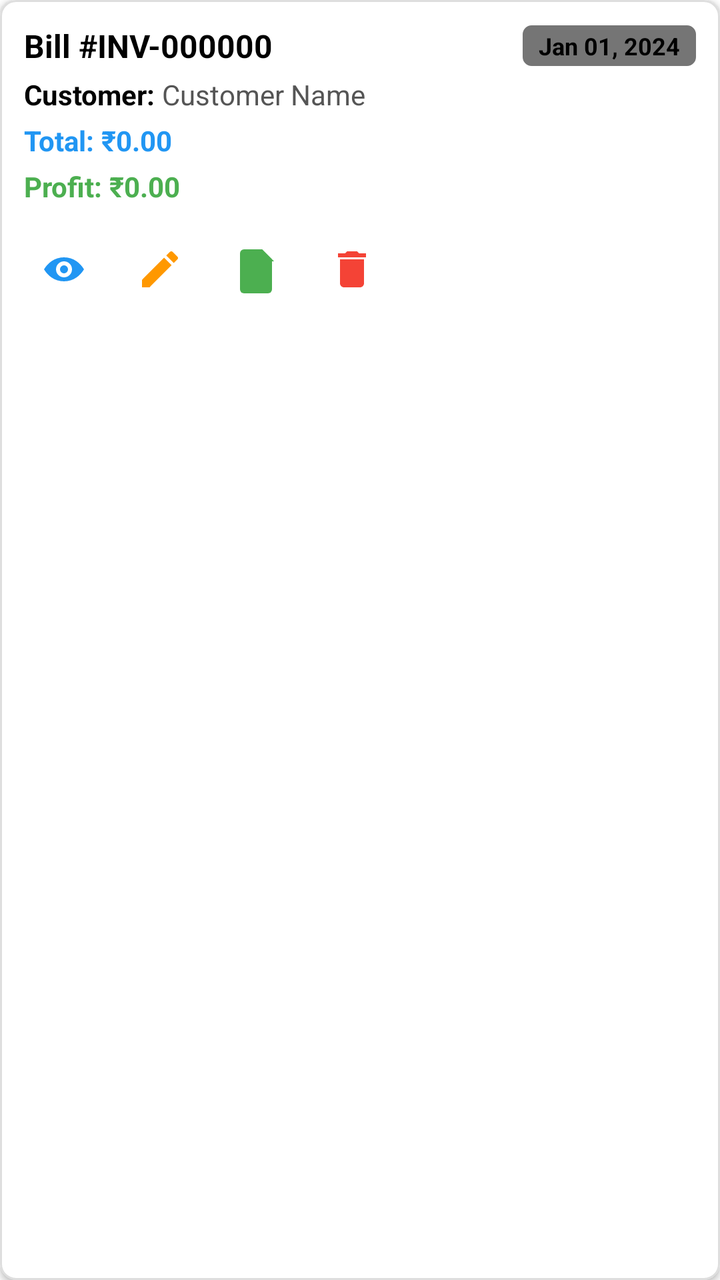
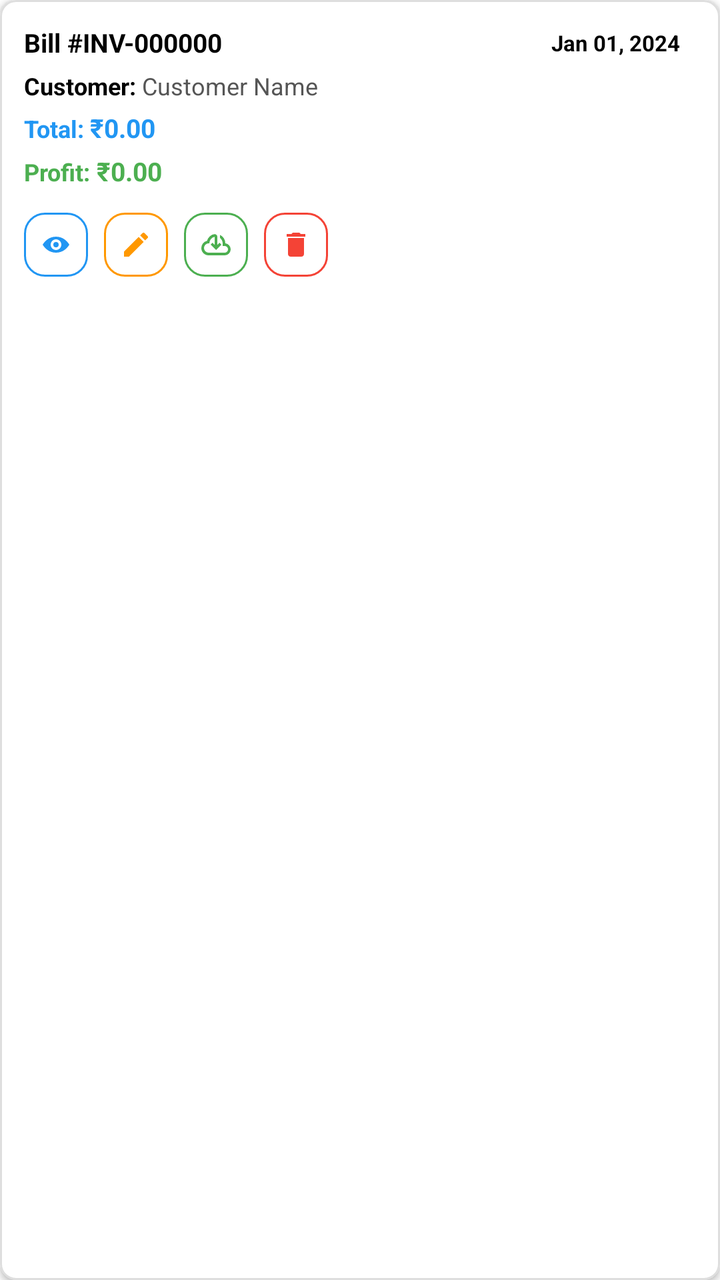

Screens rendered from an Android XML layout before and after an edit, with the pre-edit source and the edit as a unified diff.
<!-- AndroidManifest.xml: application theme Theme.SVDAgency -->
<!-- res/layout/admin_bill_card.xml -->
<?xml version="1.0" encoding="utf-8"?>
<com.google.android.material.card.MaterialCardView
    xmlns:android="http://schemas.android.com/apk/res/android"
    xmlns:app="http://schemas.android.com/apk/res-auto"
    android:layout_width="match_parent"
    android:layout_height="wrap_content"
    android:layout_marginBottom="12dp"
    app:cardCornerRadius="8dp"
    app:cardElevation="2dp"
    app:strokeWidth="1dp"
    app:strokeColor="#80BDBDBD">

    <LinearLayout
        android:layout_width="match_parent"
        android:layout_height="wrap_content"
        android:orientation="vertical"
        android:padding="12dp">

        
        <LinearLayout
            android:layout_width="match_parent"
            android:layout_height="wrap_content"
            android:orientation="horizontal"
            android:gravity="center_vertical">

            <TextView
                android:id="@+id/tvBillNumber"
                android:layout_width="0dp"
                android:layout_height="wrap_content"
                android:layout_weight="1"
                android:text="Bill #INV-000000"
                android:textStyle="bold"
                android:textColor="@color/black"
                android:textSize="16sp"/>

            <TextView
                android:id="@+id/tvBillDate"
                android:layout_width="wrap_content"
                android:layout_height="wrap_content"
                android:text="Jan 01, 2024"
                android:background="@drawable/bg_qty_outline"
                android:backgroundTint="#757575"
                android:textColor="@color/black"
                android:paddingStart="8dp"
                android:paddingEnd="8dp"
                android:paddingTop="2dp"
                android:paddingBottom="2dp"
                android:textSize="12sp"
                android:textStyle="bold"/>
        </LinearLayout>

        
        <LinearLayout
            android:layout_width="match_parent"
            android:layout_height="wrap_content"
            android:orientation="horizontal"
            android:layout_marginTop="4dp">
            
            <TextView
                android:layout_width="wrap_content"
                android:layout_height="wrap_content"
                android:text="Customer: "
                android:textStyle="bold"
                android:textColor="@color/black"/>

            <TextView
                android:id="@+id/tvCustomerName"
                android:layout_width="wrap_content"
                android:layout_height="wrap_content"
                android:text="Customer Name"
                android:textColor="#555555"/>
        </LinearLayout>

        
        <LinearLayout
            android:layout_width="match_parent"
            android:layout_height="wrap_content"
            android:orientation="horizontal"
            android:layout_marginTop="4dp">

            <TextView
                android:layout_width="wrap_content"
                android:layout_height="wrap_content"
                android:text="Total: "
                android:textStyle="bold"
                android:textColor="#2196F3"/>

            <TextView
                android:id="@+id/tvTotalAmount"
                android:layout_width="wrap_content"
                android:layout_height="wrap_content"
                android:text="₹0.00"
                android:textStyle="bold"
                android:textColor="#2196F3"/>
        </LinearLayout>

        
        <LinearLayout
            android:layout_width="match_parent"
            android:layout_height="wrap_content"
            android:orientation="horizontal"
            android:layout_marginTop="4dp">

            <TextView
                android:layout_width="wrap_content"
                android:layout_height="wrap_content"
                android:text="Profit: "
                android:textStyle="bold"
                android:textColor="#4CAF50"/>

            <TextView
                android:id="@+id/tvProfitAmount"
                android:layout_width="wrap_content"
                android:layout_height="wrap_content"
                android:text="₹0.00"
                android:textStyle="bold"
                android:textColor="#4CAF50"/>
        </LinearLayout>

        
        <LinearLayout
            android:layout_width="match_parent"
            android:layout_height="wrap_content"
            android:orientation="horizontal"
            android:layout_marginTop="12dp">

            
            <ImageButton
                android:id="@+id/btnView"
                android:layout_width="40dp"
                android:layout_height="40dp"
                android:src="@drawable/ic_eye"
                android:tint="#2196F3"
                android:background="@drawable/bg_icon_btn"
                android:backgroundTint="#FFFFFF"
                android:padding="8dp"
                android:scaleType="fitCenter"/>
            

            <Space android:layout_width="8dp" android:layout_height="wrap_content"/>

            
            <ImageButton
                android:id="@+id/btnEdit"
                android:layout_width="40dp"
                android:layout_height="40dp"
                android:src="@drawable/ic_edit"
                android:tint="#FF9800"
                android:background="@drawable/bg_icon_btn"
                android:backgroundTint="#FFFFFF"
                android:padding="8dp"
                android:scaleType="fitCenter"/>

            <Space android:layout_width="8dp" android:layout_height="wrap_content"/>

            
            <ImageButton
                android:id="@+id/btnDownload"
                android:layout_width="40dp"
                android:layout_height="40dp"
                android:src="@drawable/ic_bill"
                android:tint="#4CAF50"
                android:background="@drawable/bg_icon_btn"
                android:backgroundTint="#FFFFFF"
                android:padding="8dp"
                android:scaleType="fitCenter"/>

            <Space android:layout_width="8dp" android:layout_height="wrap_content"/>

            
            <ImageButton
                android:id="@+id/btnDelete"
                android:layout_width="40dp"
                android:layout_height="40dp"
                android:src="@drawable/ic_trash"
                android:tint="#F44336"
                android:background="@drawable/bg_icon_btn"
                android:backgroundTint="#FFFFFF"
                android:padding="8dp"
                android:scaleType="fitCenter"/>

        </LinearLayout>

    </LinearLayout>

</com.google.android.material.card.MaterialCardView>
<!-- resources referenced by this layout -->
<resources>
  <color name="black">#FF000000</color>
  <!-- drawable bg_icon_btn (drawable) -->
  <?xml version="1.0" encoding="utf-8"?>
  <shape xmlns:android="http://schemas.android.com/apk/res/android"
      android:shape="rectangle">
  
      
      <solid android:color="@android:color/transparent"/>
  
      
      <stroke
          android:width="1dp"
          android:color="@color/icon_blue"/>
  
      
      <corners android:radius="10dp"/>
  
      
      <padding
          android:left="6dp"
          android:top="6dp"
          android:right="6dp"
          android:bottom="6dp"/>
  </shape>
  <!-- drawable bg_qty_outline (drawable) -->
  <?xml version="1.0" encoding="utf-8"?>
  <shape xmlns:android="http://schemas.android.com/apk/res/android">
      <stroke android:width="1dp" android:color="#E0E0E0" />
      <corners android:radius="4dp" />
      <solid android:color="@color/white" />
  </shape>
  <!-- drawable ic_bill (drawable) -->
  <?xml version="1.0" encoding="utf-8"?>
  <vector xmlns:android="http://schemas.android.com/apk/res/android"
      android:width="24dp"
      android:height="24dp"
      android:viewportWidth="24"
      android:viewportHeight="24">
  
      
      <path
          android:fillColor="#000000"
          android:pathData="M6,2h9l5,5v15a2,2 0,0 1,-2,2H6a2,2 0,0 1,-2,-2V4a2,2 0,0 1,2,-2z"/>
  
      
      <path
          android:fillColor="#000000"
          android:pathData="M15,2v6h6"/>
  
      
      <path
          android:fillColor="#FFFFFF"
          android:pathData="M7,10h10v2H7z"/>
  
      <path
          android:fillColor="#FFFFFF"
          android:pathData="M7,14h7v2H7z"/>
  </vector>
  <!-- drawable ic_edit (drawable) -->
  <vector xmlns:android="http://schemas.android.com/apk/res/android"
      android:width="24dp"
      android:height="24dp"
      android:viewportWidth="24"
      android:viewportHeight="24"
      android:tint="#000000">
      <path
          android:fillColor="@android:color/white"
          android:pathData="M3,17.25V21h3.75L17.81,9.94l-3.75,-3.75L3,17.25zM20.71,7.04c0.39,-0.39 0.39,-1.02 0,-1.41l-2.34,-2.34c-0.39,-0.39 -1.02,-0.39 -1.41,0l-1.83,1.83 3.75,3.75 1.83,-1.83z"/>
  </vector>
  <!-- drawable ic_trash (drawable) -->
  <vector xmlns:android="http://schemas.android.com/apk/res/android"
      android:width="24dp"
      android:height="24dp"
      android:viewportWidth="24"
      android:viewportHeight="24"
      android:tint="#000000">
      <path
          android:fillColor="@android:color/white"
          android:pathData="M6,19c0,1.1 0.9,2 2,2h8c1.1,0 2,-0.9 2,-2V7H6v12zM19,4h-3.5l-1,-1h-5l-1,1H5v2h14V4z"/>
  </vector>
  <color name="icon_blue">#2196F3</color>
  <color name="white">#FFFFFFFF</color>
  <color name="brand_red">#D32F2F</color>
  <color name="colorAccent">#FF5252</color>
  <!-- unchanged entries left out for length: 2 -->
</resources>

<!-- the commit's change to res/layout/admin_bill_card.xml (unified diff, before → after) -->
@@ -31,7 +31,7 @@
                 android:text="Bill #INV-000000"
                 android:textStyle="bold"
                 android:textColor="@color/black"
-                android:textSize="16sp"/>
+                android:textSize="13sp"/>
 
             <TextView
                 android:id="@+id/tvBillDate"
@@ -39,13 +39,13 @@
                 android:layout_height="wrap_content"
                 android:text="Jan 01, 2024"
                 android:background="@drawable/bg_qty_outline"
-                android:backgroundTint="#757575"
+                android:backgroundTint="@color/white"
                 android:textColor="@color/black"
                 android:paddingStart="8dp"
                 android:paddingEnd="8dp"
                 android:paddingTop="2dp"
                 android:paddingBottom="2dp"
-                android:textSize="12sp"
+                android:textSize="11sp"
                 android:textStyle="bold"/>
         </LinearLayout>
 
@@ -61,14 +61,16 @@
                 android:layout_height="wrap_content"
                 android:text="Customer: "
                 android:textStyle="bold"
-                android:textColor="@color/black"/>
+                android:textColor="@color/black"
+                android:textSize="12sp"/>
 
             <TextView
                 android:id="@+id/tvCustomerName"
                 android:layout_width="wrap_content"
                 android:layout_height="wrap_content"
                 android:text="Customer Name"
-                android:textColor="#555555"/>
+                android:textColor="#555555"
+                android:textSize="12sp"/>
         </LinearLayout>
 
         
@@ -83,7 +85,8 @@
                 android:layout_height="wrap_content"
                 android:text="Total: "
                 android:textStyle="bold"
-                android:textColor="#2196F3"/>
+                android:textColor="#2196F3"
+                android:textSize="12sp"/>
 
             <TextView
                 android:id="@+id/tvTotalAmount"
@@ -91,7 +94,8 @@
                 android:layout_height="wrap_content"
                 android:text="₹0.00"
                 android:textStyle="bold"
-                android:textColor="#2196F3"/>
+                android:textColor="#2196F3"
+                android:textSize="13sp"/>
         </LinearLayout>
 
         
@@ -106,7 +110,8 @@
                 android:layout_height="wrap_content"
                 android:text="Profit: "
                 android:textStyle="bold"
-                android:textColor="#4CAF50"/>
+                android:textColor="#4CAF50"
+                android:textSize="12sp"/>
 
             <TextView
                 android:id="@+id/tvProfitAmount"
@@ -114,7 +119,8 @@
                 android:layout_height="wrap_content"
                 android:text="₹0.00"
                 android:textStyle="bold"
-                android:textColor="#4CAF50"/>
+                android:textColor="#4CAF50"
+                android:textSize="13sp"/>
         </LinearLayout>
 
         
@@ -127,27 +133,24 @@
             
             <ImageButton
                 android:id="@+id/btnView"
-                android:layout_width="40dp"
-                android:layout_height="40dp"
+                android:layout_width="32dp"
+                android:layout_height="32dp"
                 android:src="@drawable/ic_eye"
                 android:tint="#2196F3"
-                android:background="@drawable/bg_icon_btn"
-                android:backgroundTint="#FFFFFF"
+                android:background="@drawable/bg_outline_blue"
                 android:padding="8dp"
                 android:scaleType="fitCenter"/>
-            
 
             <Space android:layout_width="8dp" android:layout_height="wrap_content"/>
 
             
             <ImageButton
                 android:id="@+id/btnEdit"
-                android:layout_width="40dp"
-                android:layout_height="40dp"
+                android:layout_width="32dp"
+                android:layout_height="32dp"
                 android:src="@drawable/ic_edit"
                 android:tint="#FF9800"
-                android:background="@drawable/bg_icon_btn"
-                android:backgroundTint="#FFFFFF"
+                android:background="@drawable/bg_outline_orange"
                 android:padding="8dp"
                 android:scaleType="fitCenter"/>
 
@@ -156,12 +159,11 @@
             
             <ImageButton
                 android:id="@+id/btnDownload"
-                android:layout_width="40dp"
-                android:layout_height="40dp"
-                android:src="@drawable/ic_bill"
+                android:layout_width="32dp"
+                android:layout_height="32dp"
+                android:src="@drawable/ic_download"
                 android:tint="#4CAF50"
-                android:background="@drawable/bg_icon_btn"
-                android:backgroundTint="#FFFFFF"
+                android:background="@drawable/bg_outline_green"
                 android:padding="8dp"
                 android:scaleType="fitCenter"/>
 
@@ -170,12 +172,11 @@
             
             <ImageButton
                 android:id="@+id/btnDelete"
-                android:layout_width="40dp"
-                android:layout_height="40dp"
+                android:layout_width="32dp"
+                android:layout_height="32dp"
                 android:src="@drawable/ic_trash"
                 android:tint="#F44336"
-                android:background="@drawable/bg_icon_btn"
-                android:backgroundTint="#FFFFFF"
+                android:background="@drawable/bg_outline_red"
                 android:padding="8dp"
                 android:scaleType="fitCenter"/>
 
<!-- resource entries referenced after the edit -->
@@ -1,29 +1,6 @@
 <!-- resources referenced by this layout -->
 <resources>
   <color name="black">#FF000000</color>
-  <!-- drawable bg_icon_btn (drawable) -->
-  <?xml version="1.0" encoding="utf-8"?>
-  <shape xmlns:android="http://schemas.android.com/apk/res/android"
-      android:shape="rectangle">
-  
-      
-      <solid android:color="@android:color/transparent"/>
-  
-      
-      <stroke
-          android:width="1dp"
-          android:color="@color/icon_blue"/>
-  
-      
-      <corners android:radius="10dp"/>
-  
-      
-      <padding
-          android:left="6dp"
-          android:top="6dp"
-          android:right="6dp"
-          android:bottom="6dp"/>
-  </shape>
   <!-- drawable bg_qty_outline (drawable) -->
   <?xml version="1.0" encoding="utf-8"?>
   <shape xmlns:android="http://schemas.android.com/apk/res/android">
@@ -31,32 +8,11 @@
       <corners android:radius="4dp" />
       <solid android:color="@color/white" />
   </shape>
-  <!-- drawable ic_bill (drawable) -->
-  <?xml version="1.0" encoding="utf-8"?>
-  <vector xmlns:android="http://schemas.android.com/apk/res/android"
-      android:width="24dp"
-      android:height="24dp"
-      android:viewportWidth="24"
-      android:viewportHeight="24">
-  
+  <!-- drawable ic_download (drawable) -->
+  <vector xmlns:android="http://schemas.android.com/apk/res/android" android:height="24dp" android:tint="#000000" android:viewportHeight="960" android:viewportWidth="960" android:width="24dp">
+        
+      <path android:fillColor="@android:color/white" android:pathData="M260,800Q169,800 104.5,737Q40,674 40,583Q40,505 87,444Q134,383 210,366Q227,294 295,229Q363,164 440,164Q473,164 496.5,187.5Q520,211 520,244L520,486L584,424L640,480L480,640L320,480L376,424L440,486L440,244Q364,258 322,317.5Q280,377 280,440L260,440Q202,440 161,481Q120,522 120,580Q120,638 161,679Q202,720 260,720L740,720Q782,720 811,691Q840,662 840,620Q840,578 811,549Q782,520 740,520L680,520L680,440Q680,392 658,350.5Q636,309 600,280L600,187Q674,222 717,290.5Q760,359 760,440L760,440L760,440Q829,448 874.5,499.5Q920,551 920,620Q920,695 867.5,747.5Q815,800 740,800L260,800ZM480,442Q480,442 480,442Q480,442 480,442L480,442Q480,442 480,442Q480,442 480,442L480,442Q480,442 480,442Q480,442 480,442L480,442Q480,442 480,442Q480,442 480,442Q480,442 480,442Q480,442 480,442L480,442Q480,442 480,442Q480,442 480,442Q480,442 480,442Q480,442 480,442L480,442L480,442Q480,442 480,442Q480,442 480,442Z"/>
       
-      <path
-          android:fillColor="#000000"
-          android:pathData="M6,2h9l5,5v15a2,2 0,0 1,-2,2H6a2,2 0,0 1,-2,-2V4a2,2 0,0 1,2,-2z"/>
-  
-      
-      <path
-          android:fillColor="#000000"
-          android:pathData="M15,2v6h6"/>
-  
-      
-      <path
-          android:fillColor="#FFFFFF"
-          android:pathData="M7,10h10v2H7z"/>
-  
-      <path
-          android:fillColor="#FFFFFF"
-          android:pathData="M7,14h7v2H7z"/>
   </vector>
   <!-- drawable ic_edit (drawable) -->
   <vector xmlns:android="http://schemas.android.com/apk/res/android"
@@ -80,8 +36,39 @@
           android:fillColor="@android:color/white"
           android:pathData="M6,19c0,1.1 0.9,2 2,2h8c1.1,0 2,-0.9 2,-2V7H6v12zM19,4h-3.5l-1,-1h-5l-1,1H5v2h14V4z"/>
   </vector>
-  <color name="icon_blue">#2196F3</color>
   <color name="white">#FFFFFFFF</color>
+  <!-- drawable bg_outline_blue (drawable) -->
+  <?xml version="1.0" encoding="utf-8"?>
+  <shape xmlns:android="http://schemas.android.com/apk/res/android"
+      android:shape="rectangle">
+      <solid android:color="@android:color/transparent"/>
+      <stroke android:width="1dp" android:color="#2196F3"/>
+      <corners android:radius="10dp"/>
+  </shape>
+  <!-- drawable bg_outline_green (drawable) -->
+  <?xml version="1.0" encoding="utf-8"?>
+  <shape xmlns:android="http://schemas.android.com/apk/res/android"
+      android:shape="rectangle">
+      <solid android:color="@android:color/transparent"/>
+      <stroke android:width="1dp" android:color="#4CAF50"/>
+      <corners android:radius="10dp"/>
+  </shape>
+  <!-- drawable bg_outline_orange (drawable) -->
+  <?xml version="1.0" encoding="utf-8"?>
+  <shape xmlns:android="http://schemas.android.com/apk/res/android"
+      android:shape="rectangle">
+      <solid android:color="@android:color/transparent"/>
+      <stroke android:width="1dp" android:color="#FF9800"/>
+      <corners android:radius="10dp"/>
+  </shape>
+  <!-- drawable bg_outline_red (drawable) -->
+  <?xml version="1.0" encoding="utf-8"?>
+  <shape xmlns:android="http://schemas.android.com/apk/res/android"
+      android:shape="rectangle">
+      <solid android:color="@android:color/transparent"/>
+      <stroke android:width="1dp" android:color="#F44336"/>
+      <corners android:radius="10dp"/>
+  </shape>
   <color name="brand_red">#D32F2F</color>
   <color name="colorAccent">#FF5252</color>
   <!-- unchanged entries left out for length: 2 -->
